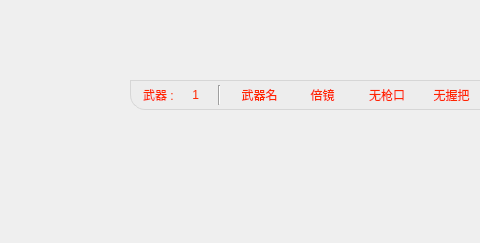
The window that views/state.ui (Pupper0601/CuteAide) describes before a commit, drawn with Qt 5; both pictures show x 0 to 480 and y 0 to 243 of the 941 by 243 pixel window.
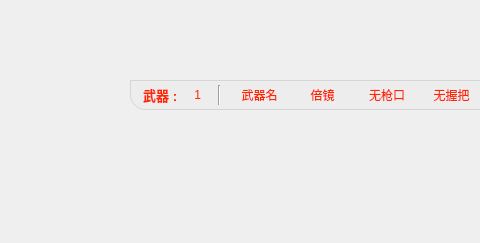
The same window after the commit.

The edit to the form file:
```diff
--- a/views/state.ui
+++ b/views/state.ui
@@ -123,6 +123,14 @@
             <verstretch>0</verstretch>
            </sizepolicy>
           </property>
+          <property name="font">
+           <font>
+            <pointsize>10</pointsize>
+            <italic>false</italic>
+            <bold>true</bold>
+            <kerning>false</kerning>
+           </font>
+          </property>
           <property name="styleSheet">
            <string notr="true">#pushButton{
 	border: none;
```
Left out of the diff: 2 changed lines with no effect on the pictures.
